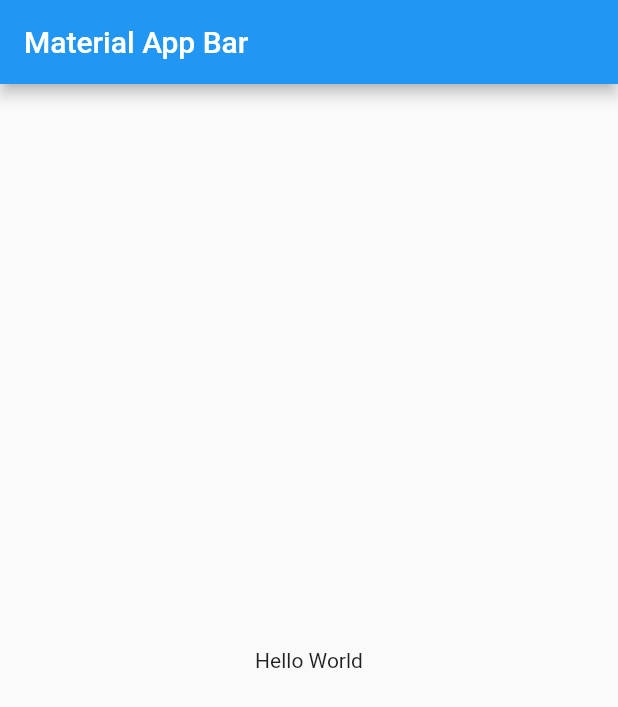
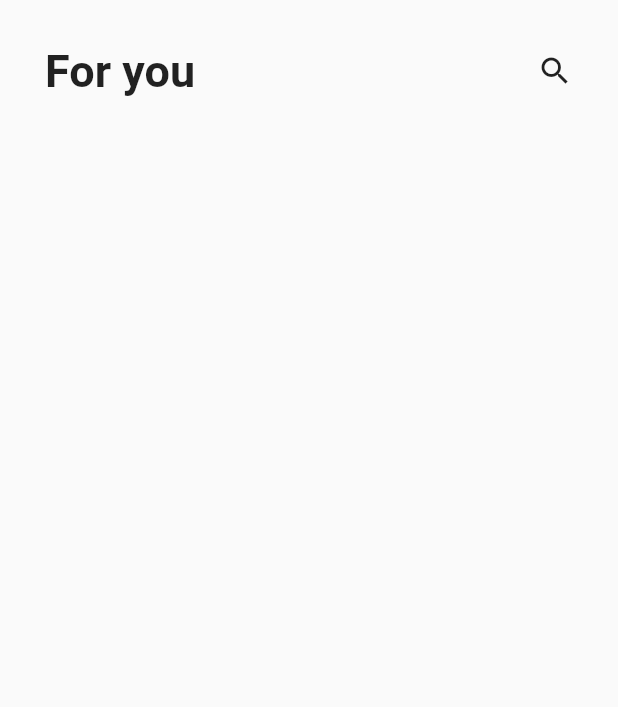
Before and after one commit to ProjectsFlutter/AppShoes, a Flutter app: the screen it shows after launch, on a phone screen of 412 x 824 dp. Shown: the top 707 px of the screen. Run offline on Flutter 3.47's test engine with Material 2 defaults, Android fonts, the phone set to English and light mode, and no system bars.

Commit message:
Initial screen, customAppBar and exports

```diff
--- a/lib/main.dart
+++ b/lib/main.dart
@@ -1,23 +1,17 @@
+import 'package:app_shoes/src/pages/shoe_page.dart';
 import 'package:flutter/material.dart';
 
-void main() => runApp(MyApp());
+void main() => runApp(const MyApp());
 
 class MyApp extends StatelessWidget {
+  const MyApp({Key? key}) : super(key: key);
+
   @override
   Widget build(BuildContext context) {
-    return MaterialApp(
+    return const MaterialApp(
       debugShowCheckedModeBanner: false ,
       title: 'Shoes App',
-      home: Scaffold(
-        appBar: AppBar(
-          title: Text('Material App Bar'),
-        ),
-        body: Center(
-          child: Container(
-            child: Text('Hello World'),
-          ),
-        ),
-      ),
+      home: ShoePage()
     );
   }
 }
--- /dev/null
+++ b/lib/src/pages/shoe_page.dart
@@ -0,0 +1,13 @@
+ import 'package:app_shoes/src/widgets/widgets.dart';
+import 'package:flutter/material.dart';
+
+class ShoePage extends StatelessWidget {
+  const ShoePage({Key? key}) : super(key: key);
+
+   @override
+   Widget build(BuildContext context) {
+     return const Scaffold(
+       body: CustomAppBar(texto: "For you"),
+     );
+   }
+ }
--- /dev/null
+++ b/lib/src/widgets/custom_app_bar.dart
@@ -0,0 +1,28 @@
+import 'package:flutter/material.dart';
+
+class CustomAppBar extends StatelessWidget {
+  final String texto;
+  const CustomAppBar({ Key? key, required this.texto }) : super(key: key);
+
+  @override
+  Widget build(BuildContext context) {
+    return SafeArea(
+      top: true,
+      bottom: false,
+      child: Padding(
+        padding: const EdgeInsets.symmetric(horizontal: 30.0),
+        child: Container(
+          margin: const EdgeInsets.only(top: 30.0),
+          width: double.infinity,
+          child: Row(
+            children:[
+              Text(texto, style: const TextStyle(fontSize: 30, fontWeight: FontWeight.bold)),
+              const Spacer(),
+              const Icon(Icons.search)
+            ],
+          ),
+        ),
+      ),
+    );
+  }
+}
--- /dev/null
+++ b/lib/src/widgets/widgets.dart
@@ -0,0 +1 @@
+export 'package:app_shoes/src/widgets/custom_app_bar.dart';
```
